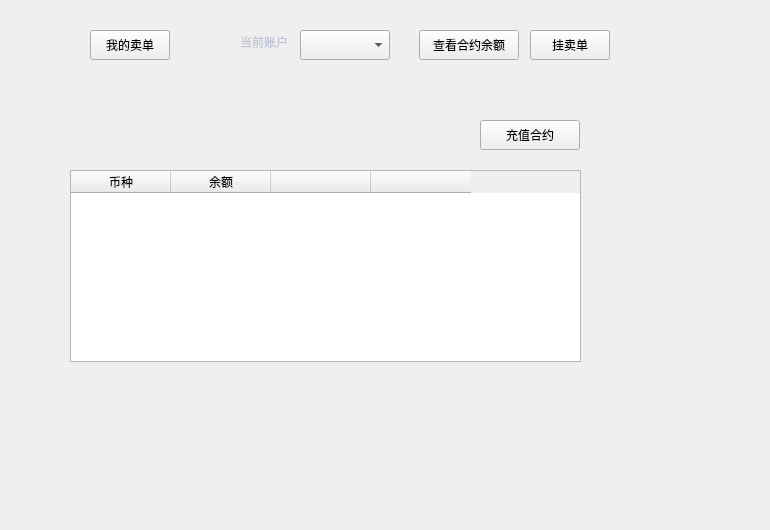
Before: the Qt Designer form exchange/myexchangecontractpage.ui in HcashOrg/hx-indicator, drawn with Qt 5.
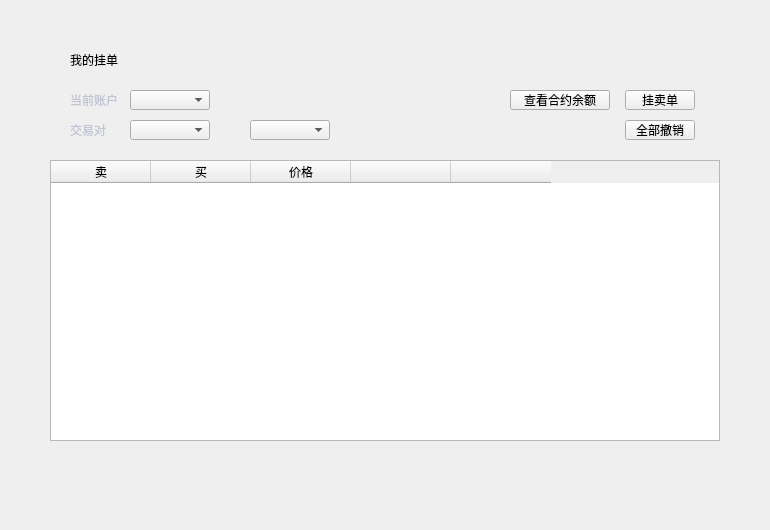
After: the same form once the commit is applied. The open tabs and pages were chosen to show the change. Icons and pictures are not drawn.

Diff of the .ui file:
```diff
--- a/exchange/myexchangecontractpage.ui
+++ b/exchange/myexchangecontractpage.ui
@@ -18,15 +18,21 @@
   <property name="windowTitle">
    <string>Form</string>
   </property>
-  <widget class="QPushButton" name="sellBtn">
+  <widget class="QToolButton" name="sellBtn">
    <property name="geometry">
     <rect>
-     <x>530</x>
-     <y>30</y>
-     <width>80</width>
-     <height>30</height>
+     <x>625</x>
+     <y>90</y>
+     <width>70</width>
+     <height>20</height>
     </rect>
    </property>
+   <property name="cursor">
+    <cursorShape>PointingHandCursor</cursorShape>
+   </property>
+   <property name="styleSheet">
+    <string notr="true"/>
+   </property>
    <property name="text">
     <string>挂卖单</string>
    </property>
@@ -34,10 +40,10 @@
   <widget class="QLabel" name="label">
    <property name="geometry">
     <rect>
-     <x>240</x>
-     <y>30</y>
+     <x>70</x>
+     <y>90</y>
      <width>60</width>
-     <height>24</height>
+     <height>20</height>
     </rect>
    </property>
    <property name="font">
@@ -58,10 +64,10 @@
   <widget class="QComboBox" name="accountComboBox">
    <property name="geometry">
     <rect>
-     <x>300</x>
-     <y>30</y>
-     <width>90</width>
-     <height>30</height>
+     <x>130</x>
+     <y>90</y>
+     <width>80</width>
+     <height>20</height>
     </rect>
    </property>
    <property name="font">
@@ -78,27 +84,93 @@
     <string notr="true"/>
    </property>
   </widget>
-  <widget class="QStackedWidget" name="stackedWidget">
+  <widget class="QToolButton" name="balanceBtn">
    <property name="geometry">
     <rect>
-     <x>0</x>
-     <y>80</y>
-     <width>680</width>
-     <height>402</height>
+     <x>510</x>
+     <y>90</y>
+     <width>100</width>
+     <height>20</height>
     </rect>
    </property>
-   <property name="currentIndex">
-    <number>1</number>
+   <property name="cursor">
+    <cursorShape>PointingHandCursor</cursorShape>
    </property>
-   <widget class="QWidget" name="page"/>
-   <widget class="QWidget" name="myOrderPage">
+   <property name="text">
+    <string>查看合约余额</string>
+   </property>
+  </widget>
+  <widget class="QLabel" name="label_3">
+   <property name="geometry">
+    <rect>
+     <x>70</x>
+     <y>50</y>
+     <width>91</width>
+     <height>20</height>
+    </rect>
+   </property>
+   <property name="styleSheet">
+    <string notr="true">font: 19px &quot;微软雅黑&quot;;</string>
+   </property>
+   <property name="text">
+    <string>我的挂单</string>
+   </property>
+  </widget>
+  <widget class="QComboBox" name="assetComboBox2">
+   <property name="geometry">
+    <rect>
+     <x>250</x>
+     <y>120</y>
+     <width>80</width>
+     <height>20</height>
+    </rect>
+   </property>
+   <property name="font">
+    <font>
+     <family>微软雅黑</family>
+     <weight>50</weight>
+     <bold>false</bold>
+    </font>
+   </property>
+   <property name="focusPolicy">
+    <enum>Qt::NoFocus</enum>
+   </property>
+   <property name="styleSheet">
+    <string notr="true"/>
+   </property>
+  </widget>
+  <widget class="QLabel" name="label_2">
+   <property name="geometry">
+    <rect>
+     <x>223</x>
+     <y>127</y>
+     <width>14</width>
+     <height>5</height>
+    </rect>
+   </property>
+   <property name="font">
+    <font>
+     <family>微软雅黑</family>
+    </font>
+   </property>
+   <property name="styleSheet">
+    <string notr="true">color: rgb(192, 196, 212);
+background-image: url(:/ui/wallet_ui/switch.png);</string>
+   </property>
+   <property name="text">
+    <string/>
+   </property>
+   <property name="alignment">
+    <set>Qt::AlignLeading|Qt::AlignLeft|Qt::AlignVCenter</set>
+   </property>
+  </widget>
     <widget class="QTableWidget" name="ordersTableWidget">
      <property name="geometry">
       <rect>
-       <x>90</x>
-       <y>80</y>
-       <width>511</width>
-       <height>192</height>
+     <x>50</x>
+     <y>160</y>
+     <width>670</width>
+     <height>281</height>
       </rect>
      </property>
      <column>
@@ -151,184 +223,70 @@
       </property>
      </column>
     </widget>
-    <widget class="QComboBox" name="assetComboBox">
+  <widget class="QToolButton" name="withdrawAllBtn">
      <property name="geometry">
       <rect>
-       <x>50</x>
-       <y>20</y>
-       <width>90</width>
-       <height>30</height>
-      </rect>
-     </property>
-     <property name="font">
-      <font>
-       <family>微软雅黑</family>
-       <weight>50</weight>
-       <bold>false</bold>
-      </font>
-     </property>
-     <property name="focusPolicy">
-      <enum>Qt::NoFocus</enum>
-     </property>
+     <x>625</x>
+     <y>120</y>
+     <width>70</width>
+     <height>20</height>
+    </rect>
+   </property>
+   <property name="cursor">
+    <cursorShape>PointingHandCursor</cursorShape>
+   </property>
      <property name="styleSheet">
       <string notr="true"/>
-     </property>
-    </widget>
-    <widget class="QLabel" name="label_2">
-     <property name="geometry">
-      <rect>
-       <x>150</x>
-       <y>20</y>
-       <width>40</width>
-       <height>30</height>
-      </rect>
-     </property>
-     <property name="font">
-      <font>
-       <family>微软雅黑</family>
-      </font>
-     </property>
-     <property name="styleSheet">
-      <string notr="true">color: rgb(192, 196, 212);</string>
-     </property>
-     <property name="text">
-      <string>换成</string>
-     </property>
-     <property name="alignment">
-      <set>Qt::AlignLeading|Qt::AlignLeft|Qt::AlignVCenter</set>
-     </property>
-    </widget>
-    <widget class="QComboBox" name="assetComboBox2">
-     <property name="geometry">
-      <rect>
-       <x>190</x>
-       <y>20</y>
-       <width>90</width>
-       <height>30</height>
-      </rect>
-     </property>
-     <property name="font">
-      <font>
-       <family>微软雅黑</family>
-       <weight>50</weight>
-       <bold>false</bold>
-      </font>
-     </property>
-     <property name="focusPolicy">
-      <enum>Qt::NoFocus</enum>
-     </property>
-     <property name="styleSheet">
-      <string notr="true"/>
-     </property>
-    </widget>
-    <widget class="QPushButton" name="withdrawAllBtn">
-     <property name="geometry">
-      <rect>
-       <x>520</x>
-       <y>20</y>
-       <width>80</width>
-       <height>30</height>
-      </rect>
      </property>
      <property name="text">
       <string>全部撤销</string>
      </property>
     </widget>
-   </widget>
-   <widget class="QWidget" name="balancesPage">
-    <widget class="QTableWidget" name="balancesTableWidget">
+  <widget class="QComboBox" name="assetComboBox">
      <property name="geometry">
       <rect>
-       <x>70</x>
-       <y>90</y>
-       <width>511</width>
-       <height>192</height>
-      </rect>
-     </property>
-     <column>
-      <property name="text">
-       <string>币种</string>
-      </property>
-      <property name="font">
-       <font>
-        <family>微软雅黑</family>
-       </font>
-      </property>
-      <property name="textAlignment">
-       <set>AlignCenter</set>
-      </property>
-     </column>
-     <column>
-      <property name="text">
-       <string>余额</string>
-      </property>
-      <property name="font">
-       <font>
-        <family>微软雅黑</family>
-       </font>
-      </property>
-      <property name="textAlignment">
-       <set>AlignCenter</set>
-      </property>
-     </column>
-     <column>
-      <property name="text">
-       <string/>
-      </property>
-      <property name="font">
-       <font>
-        <family>微软雅黑</family>
-       </font>
-      </property>
-      <property name="textAlignment">
-       <set>AlignCenter</set>
-      </property>
-     </column>
-     <column>
-      <property name="text">
-       <string/>
-      </property>
-     </column>
-    </widget>
-    <widget class="QPushButton" name="depositBtn">
-     <property name="geometry">
-      <rect>
-       <x>480</x>
-       <y>40</y>
-       <width>100</width>
-       <height>30</height>
-      </rect>
-     </property>
-     <property name="text">
-      <string>充值合约</string>
-     </property>
-    </widget>
-   </widget>
-  </widget>
-  <widget class="QPushButton" name="balanceBtn">
-   <property name="geometry">
-    <rect>
-     <x>419</x>
-     <y>30</y>
-     <width>100</width>
-     <height>30</height>
-    </rect>
-   </property>
-   <property name="text">
-    <string>查看合约余额</string>
-   </property>
-  </widget>
-  <widget class="QPushButton" name="myOrdersBtn">
-   <property name="geometry">
-    <rect>
-     <x>90</x>
-     <y>30</y>
+     <x>130</x>
+     <y>120</y>
      <width>80</width>
-     <height>30</height>
+     <height>20</height>
     </rect>
+   </property>
+   <property name="font">
+    <font>
+     <family>微软雅黑</family>
+     <weight>50</weight>
+     <bold>false</bold>
+    </font>
+   </property>
+   <property name="focusPolicy">
+    <enum>Qt::NoFocus</enum>
+   </property>
+   <property name="styleSheet">
+    <string notr="true"/>
+   </property>
+  </widget>
+  <widget class="QLabel" name="label_4">
+   <property name="geometry">
+    <rect>
+     <x>70</x>
+     <y>120</y>
+     <width>60</width>
+     <height>20</height>
+    </rect>
+   </property>
+   <property name="font">
+    <font>
+     <family>微软雅黑</family>
+    </font>
+   </property>
+   <property name="styleSheet">
+    <string notr="true">color: rgb(192, 196, 212);</string>
    </property>
    <property name="text">
-    <string>我的卖单</string>
+    <string>交易对</string>
+   </property>
+   <property name="alignment">
+    <set>Qt::AlignLeading|Qt::AlignLeft|Qt::AlignVCenter</set>
    </property>
   </widget>
  </widget>
```
Lines whose indentation alone changed are shown as unchanged.
